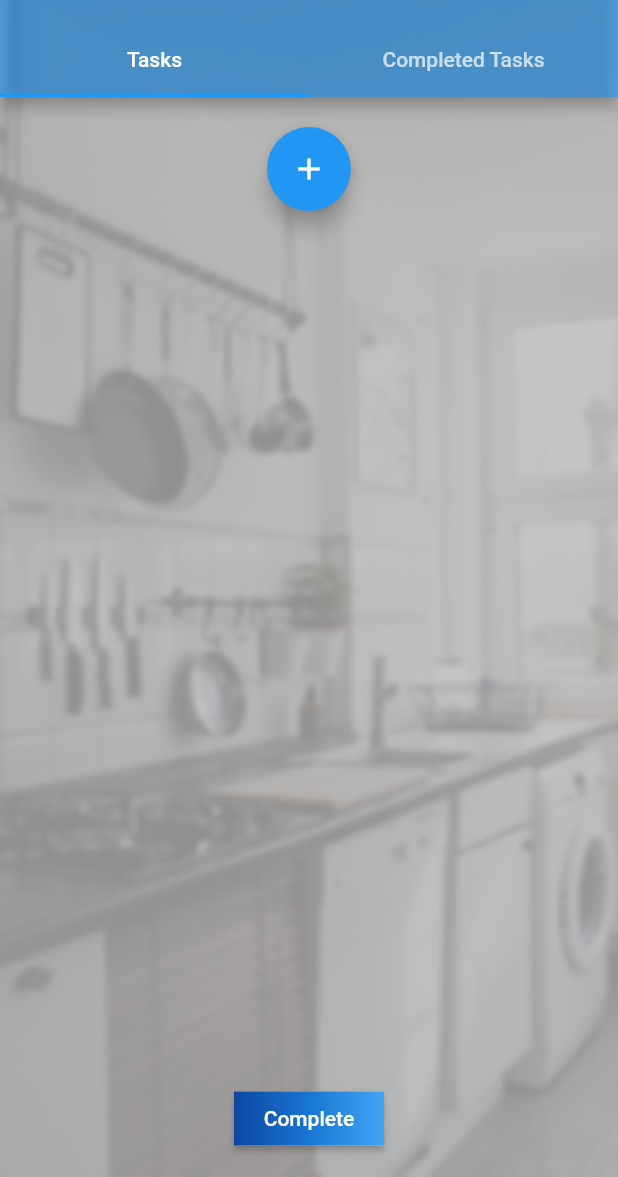
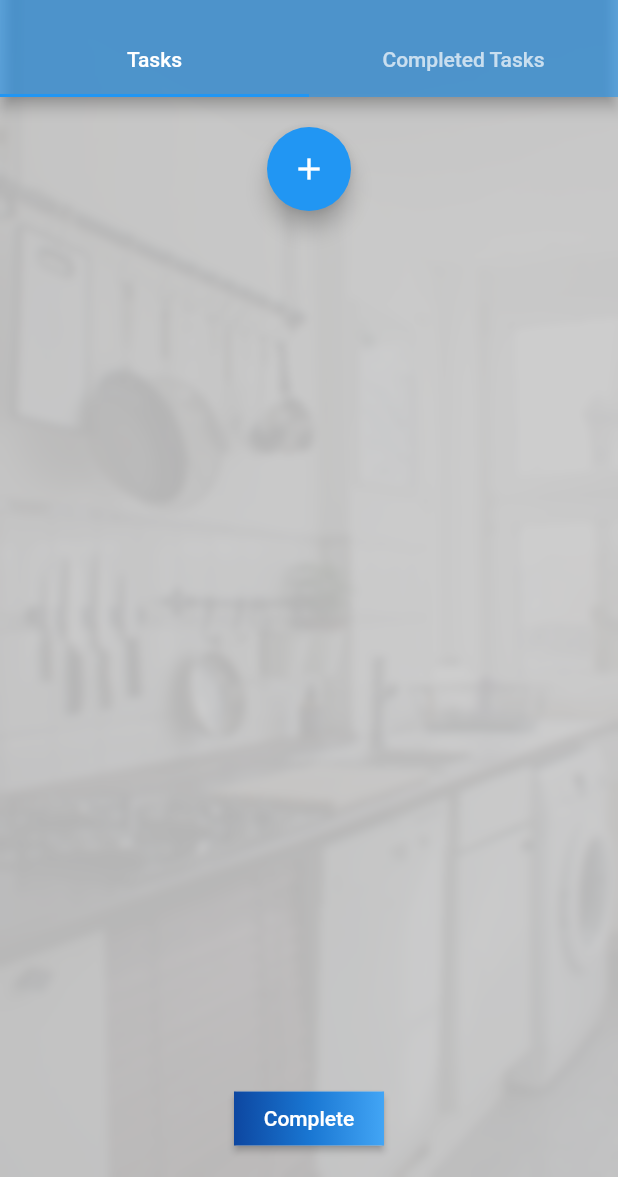
Before and after one commit to philip-bolokhov/chores, a Flutter app: the screen it shows after launch, on a phone screen of 412 x 824 dp, the part 59-1236 px from its top. Run offline on Flutter 3.47's test engine with Material 2 defaults, Android fonts, the phone set to English and light mode, and no system bars; our stand-ins replace cloud_firestore; accounts and stored records are empty.

Commit message:
Adjust the appearance of the background image

```diff
--- a/lib/home_page_view.dart
+++ b/lib/home_page_view.dart
@@ -83,8 +83,8 @@ class _HomePageViewState extends State<HomePageView> {
             fit: BoxFit.cover, image: AssetImage('assets/images/kitchen.jpg')),
         BackdropFilter(
           filter: ImageFilter.blur(
-            sigmaX: 2.0,
-            sigmaY: 2.0,
+            sigmaX: 3.0,
+            sigmaY: 3.0,
           ),
           child: Scaffold(
             appBar: AppBar(
@@ -98,7 +98,7 @@ class _HomePageViewState extends State<HomePageView> {
               title: Text('Chores'),
               centerTitle: true,
             ),
-            backgroundColor: Color.fromARGB(200, 180, 180, 180),
+            backgroundColor: Color.fromARGB(230, 200, 200, 200),
             body: TabBarView(children: [
               ChoresListTabView(
                 choresCollection: _openChoresRef,
```
